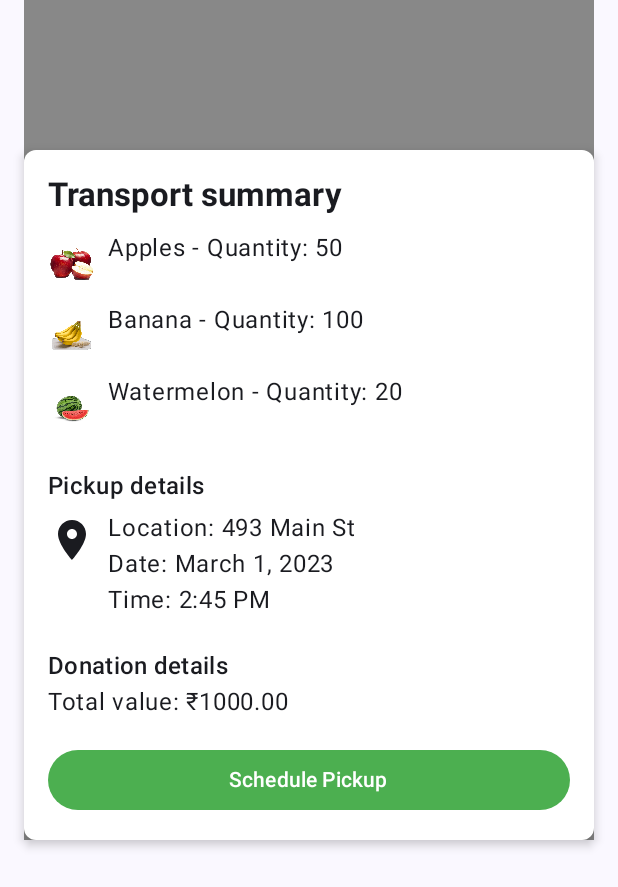
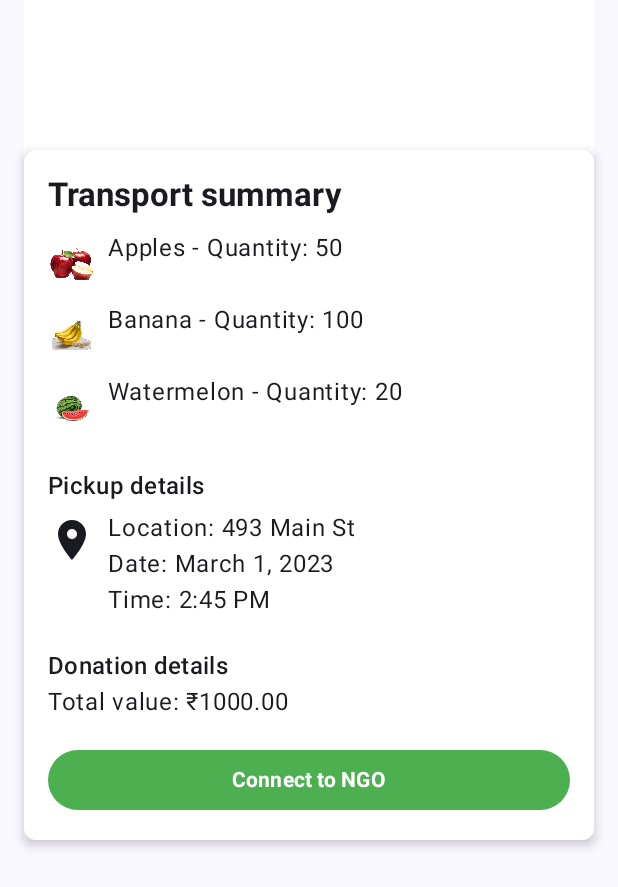
Before and after one commit to curiousfalak/Innotech_Wastenot, an Android app built with Jetpack Compose: the transport_summary_screen screen opened through its navigation route, on a phone screen of 412 x 824 dp. Shown: the top 887 px of the screen. Run offline under Robolectric (Android 15) with nearby library versions, the light colour scheme and no system bars.

Commit message:
i made changes to transport summary button

```diff
--- a/app/src/main/java/com/example/wastenot/Screens/TransportSummaryCard.kt
+++ b/app/src/main/java/com/example/wastenot/Screens/TransportSummaryCard.kt
@@ -32,7 +32,7 @@ fun TransportSummaryCard() {
         modifier = Modifier
             .fillMaxWidth()
             .padding(horizontal = 16.dp) // Adjust the padding as needed
-            .background(Color.Gray) // Optional: To mimic the background outside the card
+            .background(Color.White) // Optional: To mimic the background outside the card
     )
 
 
@@ -112,7 +112,7 @@ fun TransportSummaryCard() {
                     ),
                     modifier = Modifier.fillMaxWidth()
                 ) {
-                    Text("Schedule Pickup")
+                    Text("Connect to NGO", fontWeight = FontWeight.Bold)
                 }
             }
         }
```
